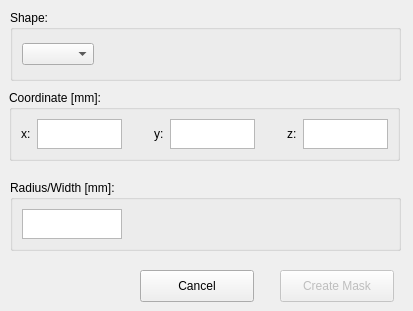
Above: src/ui/create_mask.ui from pfechd/jabe before the change. Below: the same form after it.
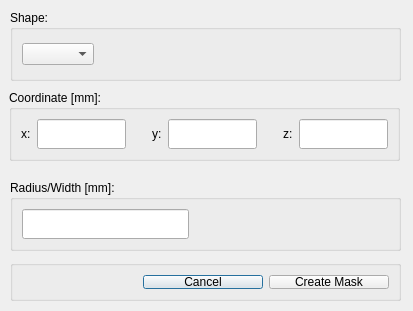
That is the form after the change.

Commit message: Change boxes with textEdit to lineEdit

The edit to the form file:
```diff
--- a/src/ui/create_mask.ui
+++ b/src/ui/create_mask.ui
@@ -34,22 +34,13 @@
      </widget>
     </item>
     <item>
-     <widget class="QTextEdit" name="textEdit_x">
-      <property name="sizePolicy">
-       <sizepolicy hsizetype="Maximum" vsizetype="Maximum">
-        <horstretch>0</horstretch>
-        <verstretch>0</verstretch>
-       </sizepolicy>
-      </property>
+     <widget class="QLineEdit" name="lineEdit_x">
       <property name="maximumSize">
        <size>
-        <width>100</width>
-        <height>100</height>
+        <width>230</width>
+        <height>30</height>
        </size>
       </property>
-      <property name="textInteractionFlags">
-       <set>Qt::TextEditorInteraction</set>
-      </property>
      </widget>
     </item>
     <item>
@@ -73,17 +64,11 @@
      </widget>
     </item>
     <item>
-     <widget class="QTextEdit" name="textEdit_y">
-      <property name="sizePolicy">
-       <sizepolicy hsizetype="Maximum" vsizetype="Maximum">
-        <horstretch>0</horstretch>
-        <verstretch>0</verstretch>
-       </sizepolicy>
-      </property>
+     <widget class="QLineEdit" name="lineEdit_y">
       <property name="maximumSize">
        <size>
-        <width>100</width>
-        <height>100</height>
+        <width>230</width>
+        <height>30</height>
        </size>
       </property>
      </widget>
@@ -109,17 +94,11 @@
      </widget>
     </item>
     <item>
-     <widget class="QTextEdit" name="textEdit_z">
-      <property name="sizePolicy">
-       <sizepolicy hsizetype="Maximum" vsizetype="Maximum">
-        <horstretch>0</horstretch>
-        <verstretch>0</verstretch>
-       </sizepolicy>
-      </property>
+     <widget class="QLineEdit" name="lineEdit_z">
       <property name="maximumSize">
        <size>
-        <width>100</width>
-        <height>100</height>
+        <width>230</width>
+        <height>30</height>
        </size>
       </property>
      </widget>
@@ -140,17 +119,11 @@
    </property>
    <layout class="QHBoxLayout" name="horizontalLayout_2">
     <item>
-     <widget class="QTextEdit" name="textEdit_radius_width">
-      <property name="sizePolicy">
-       <sizepolicy hsizetype="Maximum" vsizetype="Maximum">
-        <horstretch>0</horstretch>
-        <verstretch>0</verstretch>
-       </sizepolicy>
-      </property>
+     <widget class="QLineEdit" name="lineEdit_radius_width">
       <property name="maximumSize">
        <size>
-        <width>100</width>
-        <height>100</height>
+        <width>230</width>
+        <height>30</height>
        </size>
       </property>
      </widget>
@@ -162,7 +135,7 @@
       </property>
       <property name="sizeHint" stdset="0">
        <size>
-        <width>40</width>
+        <width>200</width>
         <height>20</height>
        </size>
       </property>
@@ -201,34 +174,74 @@
     </item>
    </layout>
   </widget>
-  <widget class="QPushButton" name="pushButton_create">
-   <property name="enabled">
-    <bool>false</bool>
-   </property>
+  <widget class="QGroupBox" name="horizontalGroupBox">
    <property name="geometry">
     <rect>
-     <x>280</x>
-     <y>270</y>
-     <width>114</width>
-     <height>32</height>
+     <x>10</x>
+     <y>260</y>
+     <width>391</width>
+     <height>41</height>
     </rect>
    </property>
-   <property name="text">
-    <string>Create Mask</string>
-   </property>
-  </widget>
-  <widget class="QPushButton" name="pushButton_cancel">
-   <property name="geometry">
-    <rect>
-     <x>140</x>
-     <y>270</y>
-     <width>114</width>
-     <height>32</height>
-    </rect>
-   </property>
-   <property name="text">
-    <string>Cancel</string>
-   </property>
+   <layout class="QHBoxLayout" name="horizontalLayout_4">
+    <item>
+     <spacer name="horizontalSpacer_5">
+      <property name="orientation">
+       <enum>Qt::Horizontal</enum>
+      </property>
+      <property name="sizeType">
+       <enum>QSizePolicy::Maximum</enum>
+      </property>
+      <property name="sizeHint" stdset="0">
+       <size>
+        <width>300</width>
+        <height>20</height>
+       </size>
+      </property>
+     </spacer>
+    </item>
+    <item>
+     <widget class="QPushButton" name="pushButton_cancel">
+      <property name="minimumSize">
+       <size>
+        <width>120</width>
+        <height>0</height>
+       </size>
+      </property>
+      <property name="maximumSize">
+       <size>
+        <width>230</width>
+        <height>40</height>
+       </size>
+      </property>
+      <property name="text">
+       <string>Cancel</string>
+      </property>
+     </widget>
+    </item>
+    <item>
+     <widget class="QPushButton" name="pushButton_create">
+      <property name="enabled">
+       <bool>true</bool>
+      </property>
+      <property name="minimumSize">
+       <size>
+        <width>120</width>
+        <height>0</height>
+       </size>
+      </property>
+      <property name="maximumSize">
+       <size>
+        <width>120</width>
+        <height>16777215</height>
+       </size>
+      </property>
+      <property name="text">
+       <string>Create Mask</string>
+      </property>
+     </widget>
+    </item>
+   </layout>
   </widget>
  </widget>
  <resources/>
```
